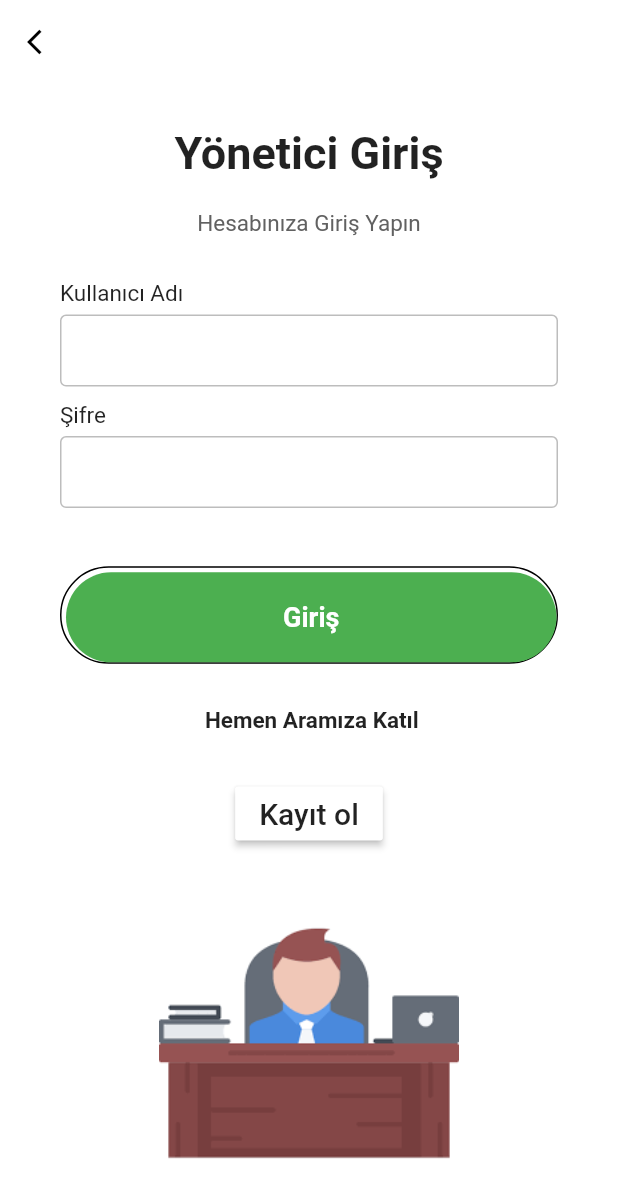
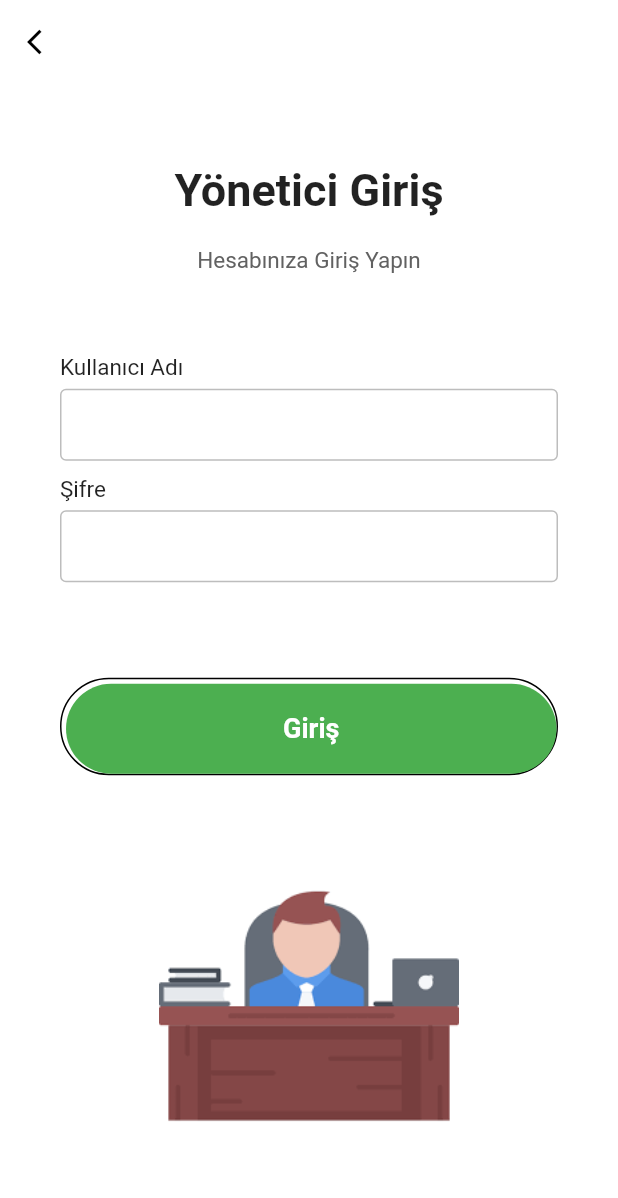
Before and after one commit to MobilProgramlamaProje/mobil_proje, a Flutter app: the YoneticiGiris screen opened directly, on a phone screen of 412 x 824 dp. Shown: the top 1198 px of the screen. Run offline on Flutter 3.47's test engine with Material 2 defaults, Android fonts, the light colour scheme and no system bars; our stand-ins replace firebase_auth, firebase_core; accounts and stored records are empty.

Commit message:
yönetici kayıt sayfasını sildiğim için yönetici giriş sayfasındaki kayıt olma butonunu sildim.

```diff
--- a/lib/KayitGiris/yonetici_giris.dart
+++ b/lib/KayitGiris/yonetici_giris.dart
@@ -1,5 +1,4 @@
 import 'package:flutter/material.dart';
-import 'package:mobil_proje/KayitGiris/yonetici_kayit.dart';
 import 'package:mobil_proje/YoneticiIslemleri/yonetici_ana_ekran.dart';
 
 class YoneticiGiris extends StatelessWidget {
@@ -96,37 +95,6 @@ class YoneticiGiris extends StatelessWidget {
                   ),
                 ),
 
-                Row(
-                  mainAxisAlignment: MainAxisAlignment.center,
-                  children: <Widget>[
-
-                    Text(" Hemen Aramıza Katıl", style: TextStyle(
-                      fontWeight: FontWeight.w600,
-                      fontSize: 15,
-
-                    ),)
-                  ],
-                ),
-
-                Row(
-                  mainAxisAlignment: MainAxisAlignment.center,
-                  children: <Widget>[
-
-                    RaisedButton(
-                      onPressed: () {
-                        Navigator.push(context, MaterialPageRoute(builder: (context) => YoneticiKayit()));
-                      },
-                      child: const Text('Kayıt ol', style: TextStyle(fontSize: 20)),
-                      color: Colors.white,
-
-
-                    ),
-                  ],
-                ),
-
-
-
-
 
                 Container(
                   padding: EdgeInsets.only(top: 100),
```
